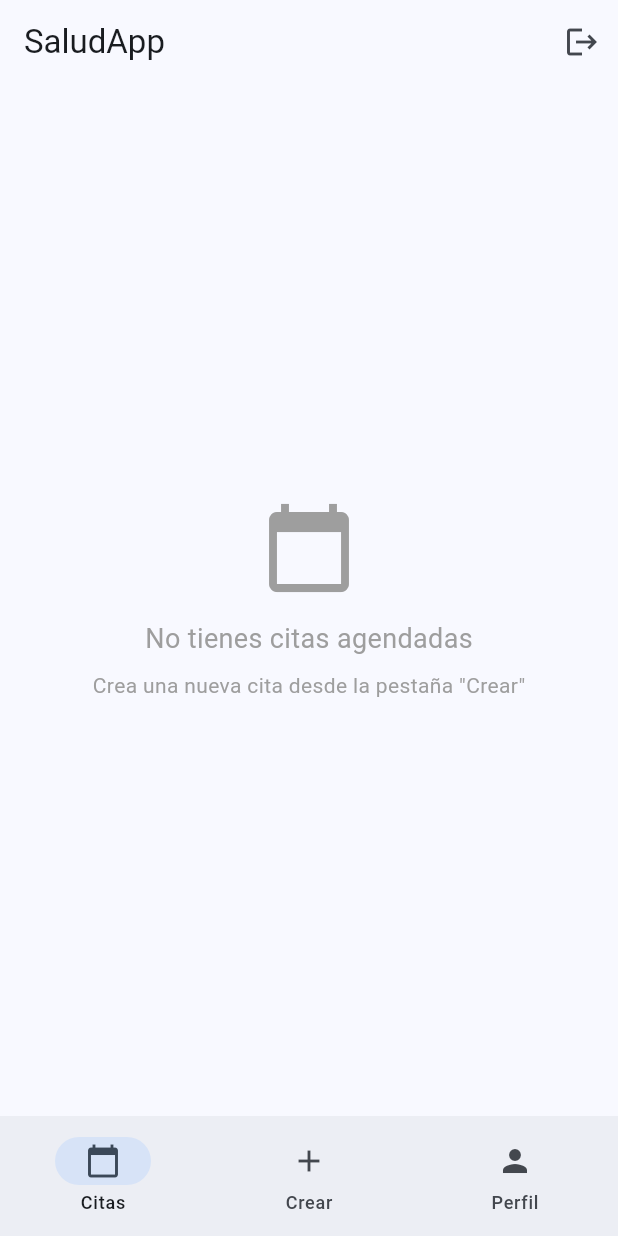
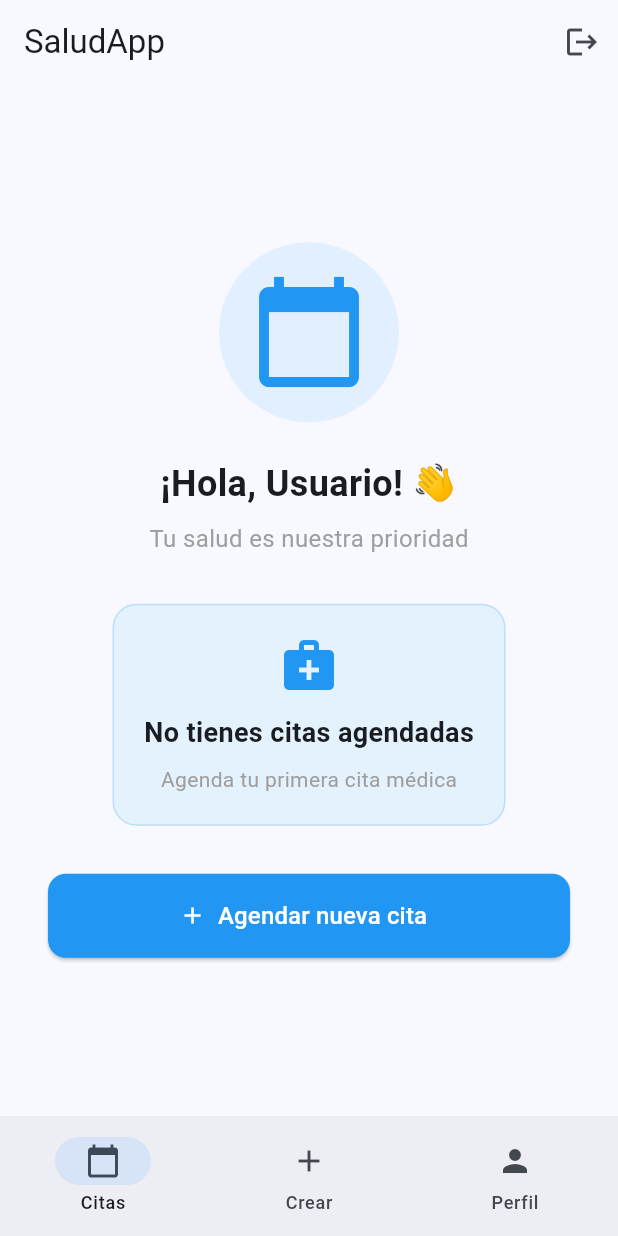
Before and after one commit to Perroscky/saludapp-mobile, a Flutter app: the HomeScreen screen opened directly, on a phone screen of 412 x 824 dp. Run offline on Flutter 3.47's test engine with Material 3 defaults, Android fonts, the phone set to English and light mode, and no system bars; our stand-ins replace fluttertoast, shared_preferences; accounts and stored records are empty; network calls fail.

Commit message:
Tercer commit

```diff
--- a/lib/screens/appointments_screen.dart
+++ b/lib/screens/appointments_screen.dart
@@ -1,6 +1,9 @@
 import 'package:flutter/material.dart';
+import 'package:fluttertoast/fluttertoast.dart';
 import '../services/api_service.dart';
 import '../models/appointment.dart';
+import '../screens/create_appointment_screen.dart';
+import 'home_screen.dart'; // 👈 Importar home_screen para usar la clave global
 
 class AppointmentsScreen extends StatefulWidget {
   const AppointmentsScreen({super.key});
@@ -12,11 +15,20 @@ class AppointmentsScreen extends StatefulWidget {
 class _AppointmentsScreenState extends State<AppointmentsScreen> {
   List<Appointment> _appointments = [];
   bool _isLoading = true;
+  String _userName = '';
 
   @override
   void initState() {
     super.initState();
+    _loadUserData();
     _loadAppointments();
+  }
+
+  Future<void> _loadUserData() async {
+    final user = await ApiService.getCurrentUser();
+    setState(() {
+      _userName = user?.nombre ?? 'Usuario';
+    });
   }
 
   Future<void> _loadAppointments() async {
@@ -36,6 +48,20 @@ class _AppointmentsScreenState extends State<AppointmentsScreen> {
     }
   }
 
+  void _goToCreateAppointment() {
+    // 🔥 Usar la clave global para acceder a HomeScreen
+    final homeState = homeScreenKey.currentState;
+    if (homeState != null) {
+      homeState.goToTab(1); // Ir a la pestaña "Crear" (índice 1)
+    } else {
+      // Fallback: si no encuentra HomeScreen, ir directamente a la pantalla de crear cita
+      Navigator.push(
+        context,
+        MaterialPageRoute(builder: (_) => const CreateAppointmentScreen()),
+      );
+    }
+  }
+
   @override
   Widget build(BuildContext context) {
     if (_isLoading) {
@@ -43,24 +69,7 @@ class _AppointmentsScreenState extends State<AppointmentsScreen> {
     }
 
     if (_appointments.isEmpty) {
-      return const Center(
-        child: Column(
-          mainAxisAlignment: MainAxisAlignment.center,
-          children: [
-            Icon(Icons.calendar_today, size: 64, color: Colors.grey),
-            SizedBox(height: 16),
-            Text(
-              'No tienes citas agendadas',
-              style: TextStyle(fontSize: 18, color: Colors.grey),
-            ),
-            SizedBox(height: 8),
-            Text(
-              'Crea una nueva cita desde la pestaña "Crear"',
-              style: TextStyle(fontSize: 14, color: Colors.grey),
-            ),
-          ],
-        ),
-      );
+      return _buildEmptyState();
     }
 
     return RefreshIndicator(
@@ -110,4 +119,103 @@ class _AppointmentsScreenState extends State<AppointmentsScreen> {
       ),
     );
   }
+
+  Widget _buildEmptyState() {
+    return Center(
+      child: Padding(
+        padding: const EdgeInsets.all(32.0),
+        child: Column(
+          mainAxisAlignment: MainAxisAlignment.center,
+          children: [
+            // 🌟 Icono animado
+            Container(
+              padding: const EdgeInsets.all(20),
+              decoration: BoxDecoration(
+                color: Colors.blue.withOpacity(0.1),
+                shape: BoxShape.circle,
+              ),
+              child: const Icon(
+                Icons.calendar_today,
+                size: 80,
+                color: Colors.blue,
+              ),
+            ),
+            const SizedBox(height: 24),
+
+            // 👋 Mensaje de bienvenida
+            Text(
+              '¡Hola, $_userName! 👋',
+              style: const TextStyle(
+                fontSize: 24,
+                fontWeight: FontWeight.bold,
+              ),
+            ),
+            const SizedBox(height: 8),
+
+            // 📝 Subtítulo
+            const Text(
+              'Tu salud es nuestra prioridad',
+              style: TextStyle(
+                fontSize: 16,
+                color: Colors.grey,
+              ),
+            ),
+            const SizedBox(height: 32),
+
+            // 🏥 Tarjeta informativa
+            Container(
+              padding: const EdgeInsets.all(20),
+              decoration: BoxDecoration(
+                color: Colors.blue.shade50,
+                borderRadius: BorderRadius.circular(16),
+                border: Border.all(color: Colors.blue.shade100),
+              ),
+              child: const Column(
+                children: [
+                  Icon(Icons.medical_services, size: 40, color: Colors.blue),
+                  SizedBox(height: 12),
+                  Text(
+                    'No tienes citas agendadas',
+                    style: TextStyle(
+                      fontSize: 18,
+                      fontWeight: FontWeight.w600,
+                    ),
+                  ),
+                  SizedBox(height: 8),
+                  Text(
+                    'Agenda tu primera cita médica',
+                    style: TextStyle(
+                      color: Colors.grey,
+                    ),
+                  ),
+                ],
+              ),
+            ),
+            const SizedBox(height: 32),
+
+            // 🚀 Botón para crear cita
+            SizedBox(
+              width: double.infinity,
+              height: 56,
+              child: ElevatedButton.icon(
+                onPressed: _goToCreateAppointment,
+                icon: const Icon(Icons.add),
+                label: const Text(
+                  'Agendar nueva cita',
+                  style: TextStyle(fontSize: 16),
+                ),
+                style: ElevatedButton.styleFrom(
+                  backgroundColor: Colors.blue,
+                  foregroundColor: Colors.white,
+                  shape: RoundedRectangleBorder(
+                    borderRadius: BorderRadius.circular(12),
+                  ),
+                ),
+              ),
+            ),
+          ],
+        ),
+      ),
+    );
+  }
 }
--- a/lib/screens/home_screen.dart
+++ b/lib/screens/home_screen.dart
@@ -4,6 +4,9 @@ import '../screens/login_screen.dart';
 import '../screens/appointments_screen.dart';
 import '../screens/create_appointment_screen.dart';
 import '../screens/profile_screen.dart';
+
+// 🔥 Clave global para acceder al estado de HomeScreen
+final GlobalKey<_HomeScreenState> homeScreenKey = GlobalKey<_HomeScreenState>();
 
 class HomeScreen extends StatefulWidget {
   const HomeScreen({super.key});
@@ -14,6 +17,13 @@ class HomeScreen extends StatefulWidget {
 
 class _HomeScreenState extends State<HomeScreen> {
   int _currentIndex = 0;
+
+  // 🔥 Método público para cambiar de pestaña
+  void goToTab(int index) {
+    setState(() {
+      _currentIndex = index;
+    });
+  }
 
   final List<Widget> _screens = const [
     AppointmentsScreen(),
@@ -34,6 +44,7 @@ class _HomeScreenState extends State<HomeScreen> {
   @override
   Widget build(BuildContext context) {
     return Scaffold(
+      key: homeScreenKey, // 🔥 Asignar la clave global
       appBar: AppBar(
         title: const Text('SaludApp'),
         actions: [
```
Also changed, not shown: 1 other file.
